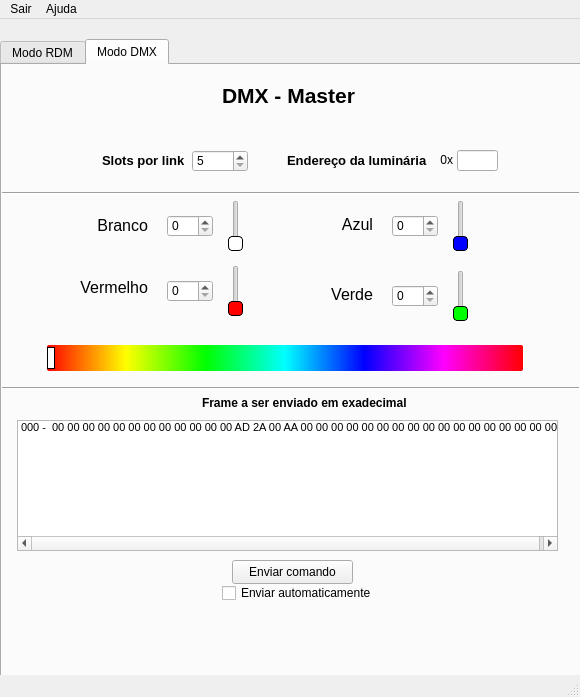
Old version of the form development/RDM_DMX_Master.ui in the repository GuilhermeRS11/GUI_RDM_DMX_Master.
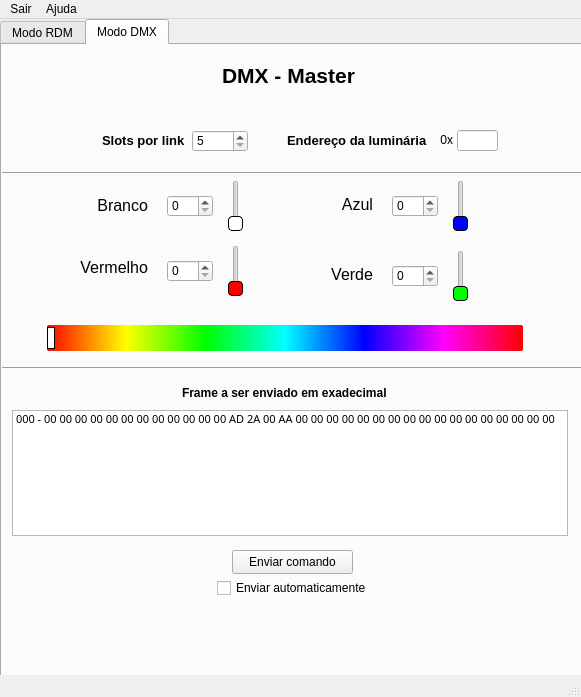
New version of the form. The open tabs and pages were chosen to show the change. Icons and pictures are not drawn.

```diff
--- a/development/RDM_DMX_Master.ui
+++ b/development/RDM_DMX_Master.ui
@@ -7,21 +7,36 @@
    <rect>
     <x>0</x>
     <y>0</y>
-    <width>580</width>
+    <width>581</width>
     <height>697</height>
    </rect>
   </property>
+  <property name="minimumSize">
+   <size>
+    <width>581</width>
+    <height>697</height>
+   </size>
+  </property>
+  <property name="maximumSize">
+   <size>
+    <width>581</width>
+    <height>697</height>
+   </size>
+  </property>
   <property name="windowTitle">
    <string>MainWindow</string>
   </property>
+  <property name="layoutDirection">
+   <enum>Qt::LeftToRight</enum>
+  </property>
   <widget class="QWidget" name="centralwidget">
    <widget class="QTabWidget" name="tabWidget">
     <property name="geometry">
      <rect>
       <x>0</x>
-      <y>20</y>
-      <width>581</width>
-      <height>646</height>
+      <y>0</y>
+      <width>586</width>
+      <height>671</height>
      </rect>
     </property>
     <property name="palette">
@@ -61,8 +76,12 @@
     </property>
     <property name="styleSheet">
      <string notr="true">tabWidget {
-    background-color: rgb(232, 232, 232);
-}</string>
+    background-color: rgb(232, 232, 232);	
+}
+</string>
+    </property>
+    <property name="tabPosition">
+     <enum>QTabWidget::North</enum>
     </property>
     <property name="currentIndex">
      <number>0</number>
@@ -2287,6 +2306,21 @@
      </widget>
     </widget>
     <widget class="QWidget" name="DMX_tab">
+     <property name="enabled">
+      <bool>true</bool>
+     </property>
+     <property name="sizePolicy">
+      <sizepolicy hsizetype="Preferred" vsizetype="Preferred">
+       <horstretch>0</horstretch>
+       <verstretch>0</verstretch>
+      </sizepolicy>
+     </property>
+     <property name="cursor">
+      <cursorShape>ArrowCursor</cursorShape>
+     </property>
+     <property name="layoutDirection">
+      <enum>Qt::LeftToRight</enum>
+     </property>
      <attribute name="title">
       <string>Modo DMX</string>
      </attribute>
@@ -2326,7 +2360,7 @@
       <property name="geometry">
        <rect>
         <x>230</x>
-        <y>495</y>
+        <y>505</y>
         <width>121</width>
         <height>24</height>
        </rect>
@@ -2654,8 +2688,8 @@
      <widget class="QCheckBox" name="autoSend_dmx_command">
       <property name="geometry">
        <rect>
-        <x>220</x>
-        <y>515</y>
+        <x>215</x>
+        <y>530</y>
         <width>151</width>
         <height>26</height>
        </rect>
@@ -2712,8 +2746,8 @@
      <widget class="QLabel" name="label_15">
       <property name="geometry">
        <rect>
-        <x>200</x>
-        <y>330</y>
+        <x>180</x>
+        <y>340</y>
         <width>206</width>
         <height>16</height>
        </rect>
@@ -2749,20 +2783,23 @@
      <widget class="QListWidget" name="DMX_command_label">
       <property name="geometry">
        <rect>
-        <x>15</x>
-        <y>355</y>
-        <width>541</width>
-        <height>131</height>
+        <x>10</x>
+        <y>365</y>
+        <width>556</width>
+        <height>126</height>
        </rect>
       </property>
       <property name="font">
        <font>
+        <family>DIALux Report Font</family>
         <pointsize>8</pointsize>
+        <italic>false</italic>
+        <bold>false</bold>
        </font>
       </property>
       <item>
        <property name="text">
-        <string>000 -  00 00 00 00 00 00 00 00 00 00 00 00 AD 2A 00 AA 00 00 00 00 00 00 00 00 00 00 00 00 00 00 00 00 00</string>
+        <string>000 - 00 00 00 00 00 00 00 00 00 00 00 00 AD 2A 00 AA 00 00 00 00 00 00 00 00 00 00 00 00 00 00 00 00 00</string>
        </property>
       </item>
      </widget>
@@ -2790,7 +2827,7 @@
     <rect>
      <x>0</x>
      <y>0</y>
-     <width>580</width>
+     <width>581</width>
      <height>22</height>
     </rect>
    </property>
```
Left out of the diff: 58 changed lines with no effect on the pictures.
